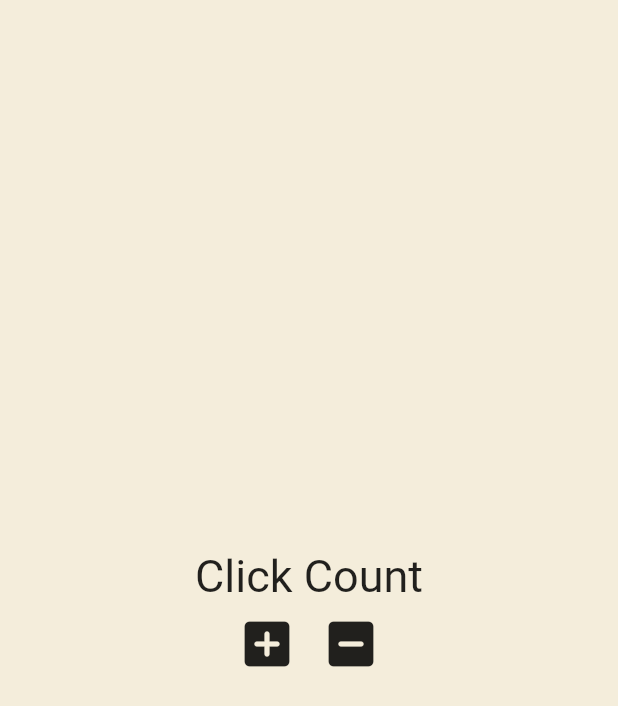
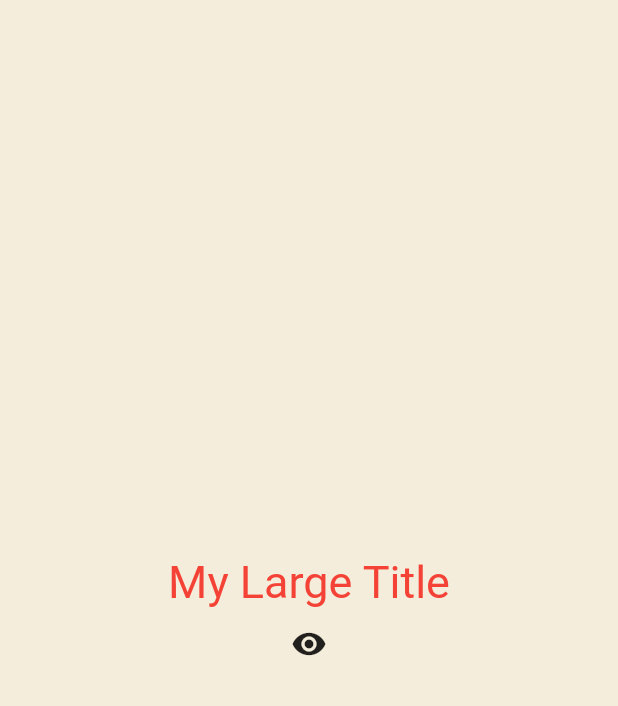
Before and after one commit to jwhwang0911/Flutter_Study, a Flutter app: the screen it shows after launch, on a phone screen of 412 x 824 dp. Shown: the top 706 px of the screen. Run offline on Flutter 3.47's test engine with Material 2 defaults, Android fonts, the phone set to English and light mode, and no system bars.

Commit message:
Study : Context, InitState, Dispose

```diff
--- a/stateful/lib/main.dart
+++ b/stateful/lib/main.dart
@@ -12,49 +12,34 @@ class App extends StatefulWidget {
 }
 
 class _AppState extends State<App> {
-  List<int> counter = [];
+  bool showTitle = true;
 
-  void onClicked() {
-    // setState(() {
-    //   counter.add(counter.length);
-    // });
-    counter.add(counter.length);
-  }
-
-  void Decrease() {
+  void toggleTitle() {
     setState(() {
-      counter.removeLast();
+      showTitle = !showTitle;
     });
   }
 
   @override
   Widget build(BuildContext context) {
     return MaterialApp(
+      theme: ThemeData(
+        textTheme: const TextTheme(
+          titleLarge: TextStyle(
+            color: Colors.red,
+          ),
+        ),
+      ),
       home: Scaffold(
         backgroundColor: const Color(0xFFF4EDDB),
         body: Center(
           child: Column(
             mainAxisAlignment: MainAxisAlignment.center,
             children: [
-              const Text('Click Count',
-                  style: TextStyle(
-                    fontSize: 30,
-                  )),
-              for (var number in counter) Text('$number'),
-              Row(
-                mainAxisAlignment: MainAxisAlignment.center,
-                children: [
-                  IconButton(
-                    iconSize: 40,
-                    onPressed: onClicked,
-                    icon: const Icon(Icons.add_box_rounded),
-                  ),
-                  IconButton(
-                    icon: const Icon(Icons.indeterminate_check_box_rounded),
-                    onPressed: Decrease,
-                    iconSize: 40,
-                  )
-                ],
+              showTitle ? const MyLargeTitle() : const Text('nothing'),
+              IconButton(
+                icon: const Icon(Icons.remove_red_eye),
+                onPressed: toggleTitle,
               )
             ],
           ),
@@ -63,3 +48,47 @@ class _AppState extends State<App> {
     );
   }
 }
+
+class MyLargeTitle extends StatefulWidget {
+  const MyLargeTitle({
+    super.key,
+  });
+
+  @override
+  State<MyLargeTitle> createState() => _MyLargeTitleState();
+}
+
+class _MyLargeTitleState extends State<MyLargeTitle> {
+  // build 메소드 전에 실행됨.
+  // API관련 작업을 할 때에 주로 사용.
+  @override
+  void initState() {
+    print('Init');
+    super.initState();
+  }
+
+  // API 업데이트나 이벤트 리스터를 구독 취소하거나 등등
+  // 취소할 떄 사용. 위젯이 remove되기 이전에
+  @override
+  void dispose() {
+    super.dispose();
+    print("dispose");
+  }
+
+  /*
+  BuildContext는 부모의 요소에 접근할 수 있게 해줌
+  context는 Text(MyLargeTitle)이전에 있는 모든
+  상위요소들에 대한 정보를 가지고 있음
+  */
+  @override
+  Widget build(BuildContext context) {
+    print('Build');
+    return Text(
+      'My Large Title',
+      style: TextStyle(
+        fontSize: 30,
+        color: Theme.of(context).textTheme.titleLarge?.color,
+      ),
+    );
+  }
+}
```
